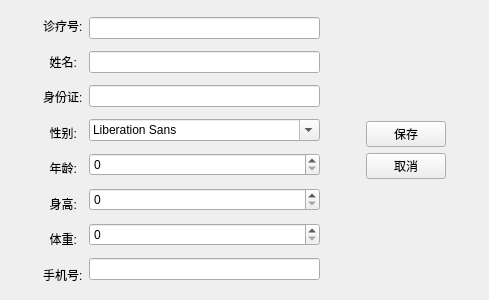
Old version of the form CommunityMedicalSystem/patienteditview.ui in the repository yuerbufei/QtCourse.
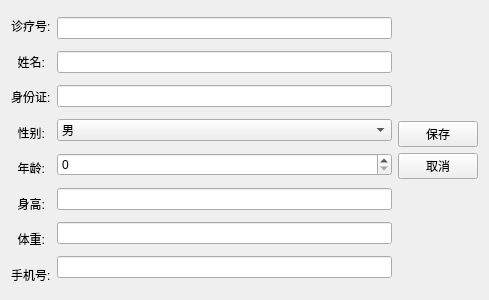
New version of the form.

```diff
--- a/CommunityMedicalSystem/patienteditview.ui
+++ b/CommunityMedicalSystem/patienteditview.ui
@@ -14,7 +14,7 @@
    <string>编辑患者信息</string>
   </property>
   <layout class="QGridLayout" name="gridLayout">
-   <item row="0" column="3">
+   <item row="0" column="1">
     <layout class="QVBoxLayout" name="verticalLayout_3">
      <item>
       <spacer name="verticalSpacer">
@@ -58,7 +58,7 @@
      </item>
     </layout>
    </item>
-   <item row="0" column="1">
+   <item row="0" column="0">
     <layout class="QHBoxLayout" name="horizontalLayout">
      <item>
       <layout class="QVBoxLayout" name="verticalLayout_2">
@@ -132,16 +132,27 @@
         <widget class="QLineEdit" name="idCard"/>
        </item>
        <item>
-        <widget class="QFontComboBox" name="gender"/>
+        <widget class="QComboBox" name="gender">
+         <item>
+          <property name="text">
+           <string>男</string>
+          </property>
+         </item>
+         <item>
+          <property name="text">
+           <string>女</string>
+          </property>
+         </item>
+        </widget>
        </item>
        <item>
         <widget class="QSpinBox" name="age"/>
        </item>
        <item>
-        <widget class="QSpinBox" name="height"/>
+        <widget class="QLineEdit" name="height"/>
        </item>
        <item>
-        <widget class="QSpinBox" name="weight"/>
+        <widget class="QLineEdit" name="weight"/>
        </item>
        <item>
         <widget class="QLineEdit" name="phone"/>
@@ -150,45 +161,6 @@
      </item>
     </layout>
    </item>
-   <item row="0" column="4">
-    <spacer name="horizontalSpacer">
-     <property name="orientation">
-      <enum>Qt::Orientation::Horizontal</enum>
-     </property>
-     <property name="sizeHint" stdset="0">
-      <size>
-       <width>19</width>
-       <height>20</height>
-      </size>
-     </property>
-    </spacer>
-   </item>
-   <item row="0" column="0">
-    <spacer name="horizontalSpacer_2">
-     <property name="orientation">
-      <enum>Qt::Orientation::Horizontal</enum>
-     </property>
-     <property name="sizeHint" stdset="0">
-      <size>
-       <width>19</width>
-       <height>20</height>
-      </size>
-     </property>
-    </spacer>
-   </item>
-   <item row="0" column="2">
-    <spacer name="horizontalSpacer_3">
-     <property name="orientation">
-      <enum>Qt::Orientation::Horizontal</enum>
-     </property>
-     <property name="sizeHint" stdset="0">
-      <size>
-       <width>40</width>
-       <height>20</height>
-      </size>
-     </property>
-    </spacer>
-   </item>
   </layout>
  </widget>
  <resources/>
```
